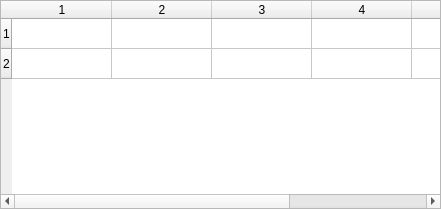
Before: the Qt Designer form tablewidget.ui in Crucik/GTDrawingClient, drawn with Qt 5.
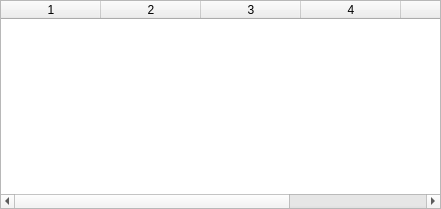
After: the same form once the commit is applied.

Diff of the .ui file:
```diff
--- a/tablewidget.ui
+++ b/tablewidget.ui
@@ -59,7 +59,7 @@
       <bool>true</bool>
      </property>
      <property name="rowCount">
-      <number>2</number>
+      <number>0</number>
      </property>
      <property name="columnCount">
       <number>6</number>
@@ -67,8 +67,6 @@
      <attribute name="horizontalHeaderShowSortIndicator" stdset="0">
       <bool>false</bool>
      </attribute>
-     <row/>
-     <row/>
      <column/>
      <column/>
      <column/>
```
